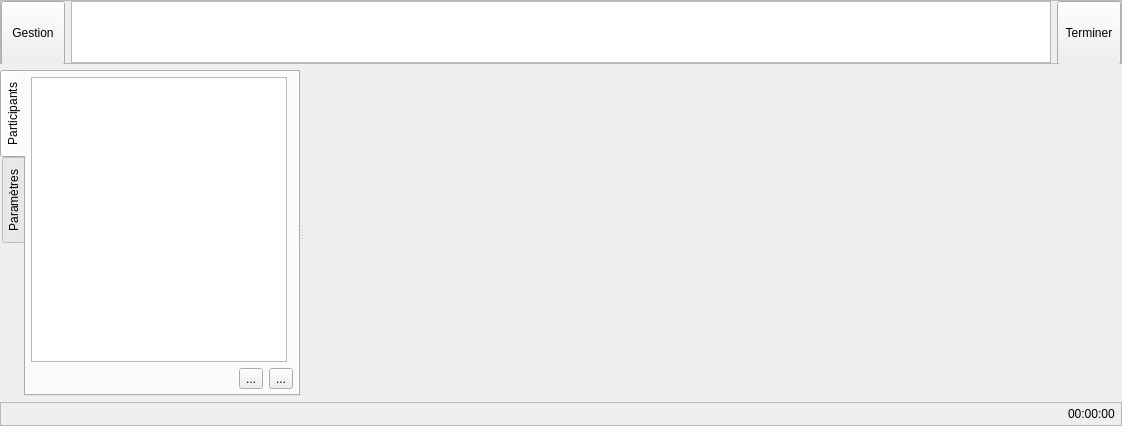
First picture: the form in client/src/InSessionWidget.ui, repository introlab/openteraplus, before the edit.
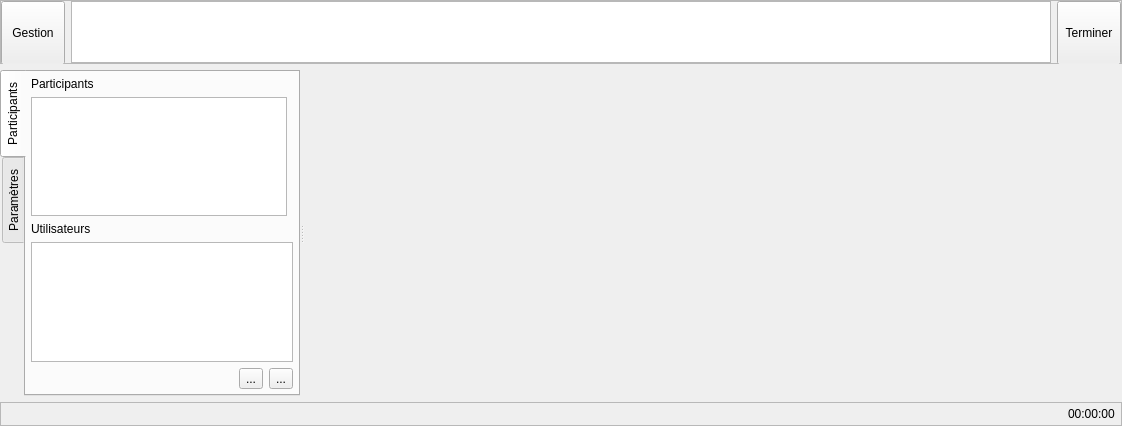
Second picture: the form after the edit. Icons and pictures are not drawn.

Commit message: Added JoinSessionEvent and JoinSessionReply messages support.

Patch:
```diff
--- a/client/src/InSessionWidget.ui
+++ b/client/src/InSessionWidget.ui
@@ -186,6 +186,13 @@
         <property name="bottomMargin">
          <number>5</number>
         </property>
+        <item>
+         <widget class="QLabel" name="lblParticipants">
+          <property name="text">
+           <string>Participants</string>
+          </property>
+         </widget>
+        </item>
         <item>
          <widget class="QListWidget" name="lstParticipants">
           <property name="sizePolicy">
@@ -196,6 +203,16 @@
           </property>
          </widget>
         </item>
+        <item>
+         <widget class="QLabel" name="lblUsers">
+          <property name="text">
+           <string>Utilisateurs</string>
+          </property>
+         </widget>
+        </item>
+        <item>
+         <widget class="QListWidget" name="lstUsers"/>
+        </item>
         <item>
          <layout class="QHBoxLayout" name="horizontalLayout_3">
           <item>
```
The commit also changes 11 other files.
